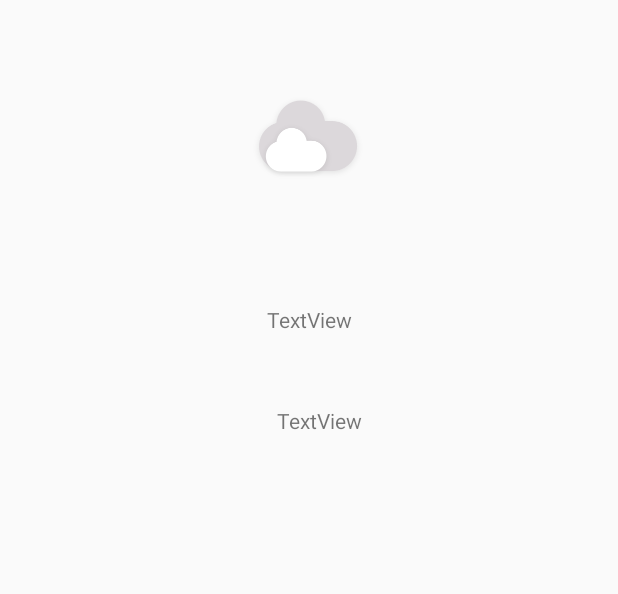
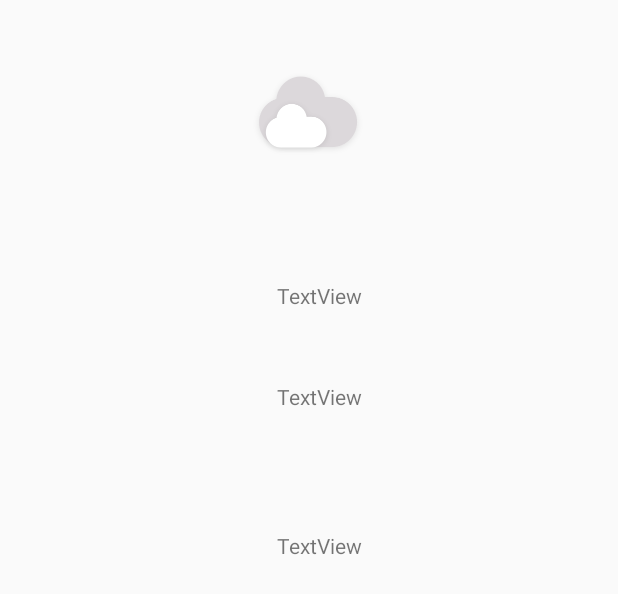
Before and after one commit to chrispconnolly/weatherappfinal, an Android app: the layout activity_weather_details.xml on its own in the app's theme, with its tools: preview values and no code run, on a phone screen of 412 x 824 dp. Shown: the top 594 px of the screen. Run offline under Robolectric (Android 15) with nearby library versions, the phone set to English and light mode, and no system bars; Roboto replaces fonts that are not available here.

Commit message:
With Geolocation

```diff
--- a/app/src/main/java/com/codeathon/weather/Repo.kt
+++ b/app/src/main/java/com/codeathon/weather/Repo.kt
@@ -23,7 +23,7 @@ class Repo {
         val lat = json.lookup<Double>("latitude")[0]
         val long = json.lookup<Double>("longitude")[0]
 
-        return WeatherModel(summary, icon, temp)
+        return WeatherModel(summary, icon, temp, lat, long)
 
     }
 
--- a/app/src/main/java/com/codeathon/weather/WeatherDetailsActivity.kt
+++ b/app/src/main/java/com/codeathon/weather/WeatherDetailsActivity.kt
@@ -23,6 +23,7 @@ class WeatherDetailsActivity : AppCompatActivity() {
         }
 
 
+        location_textview.text = viewModel.location.value
 
     }
 }
--- a/app/src/main/res/layout/activity_weather_details.xml
+++ b/app/src/main/res/layout/activity_weather_details.xml
@@ -13,7 +13,7 @@
             android:layout_height="wrap_content" app:srcCompat="@drawable/cloudy"
             android:id="@+id/icon" app:layout_constraintStart_toStartOf="parent" android:layout_marginLeft="8dp"
             android:layout_marginStart="8dp" app:layout_constraintEnd_toEndOf="parent" android:layout_marginEnd="8dp"
-            android:layout_marginRight="8dp" android:layout_marginTop="64dp" app:layout_constraintTop_toTopOf="parent"
+            android:layout_marginRight="8dp" android:layout_marginTop="48dp" app:layout_constraintTop_toTopOf="parent"
             app:layout_constraintHorizontal_bias="0.498"/>
     <TextView
             android:text="TextView"
@@ -22,7 +22,8 @@
             android:id="@+id/temp_textView" android:layout_marginTop="84dp"
             app:layout_constraintTop_toBottomOf="@+id/icon" app:layout_constraintStart_toStartOf="parent"
             android:layout_marginLeft="8dp" android:layout_marginStart="8dp" app:layout_constraintEnd_toEndOf="parent"
-            android:layout_marginEnd="8dp" android:layout_marginRight="8dp"/>
+            android:layout_marginEnd="8dp" android:layout_marginRight="8dp"
+            app:layout_constraintHorizontal_bias="0.52"/>
     <TextView
             android:text="TextView"
             android:layout_width="wrap_content"
@@ -33,4 +34,13 @@
             app:layout_constraintStart_toStartOf="parent" android:layout_marginLeft="8dp"
             android:layout_marginStart="8dp" android:layout_marginTop="48dp"
             app:layout_constraintHorizontal_bias="0.52"/>
+    <TextView
+            android:text="TextView"
+            android:layout_width="wrap_content"
+            android:layout_height="wrap_content"
+            android:id="@+id/location_textview"
+            app:layout_constraintTop_toBottomOf="@+id/summary_textview" app:layout_constraintEnd_toEndOf="parent"
+            app:layout_constraintStart_toStartOf="parent" android:layout_marginLeft="8dp"
+            android:layout_marginStart="8dp" android:layout_marginTop="80dp"
+            app:layout_constraintHorizontal_bias="0.508"/>
 </androidx.constraintlayout.widget.ConstraintLayout>
```
Also changed, not shown: app/src/main/java/com/codeathon/weather/WeatherDetailsViewModel.kt (+19 -14 lines), app/src/main/java/com/codeathon/weather/WeatherModel.kt (+7 -1 lines).
